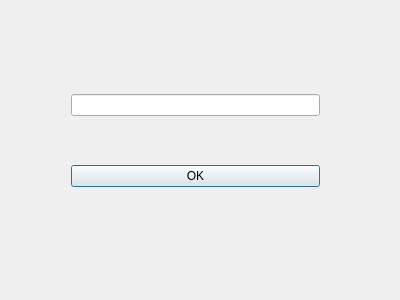
First picture: the form in TP4Gui/ajouterpersonne.ui, repository gabfb/TP4, before the edit.
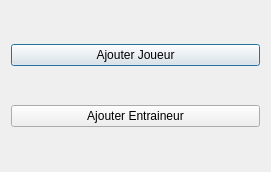
Second picture: the form after the edit.

```diff
--- a/TP4Gui/ajouterpersonne.ui
+++ b/TP4Gui/ajouterpersonne.ui
@@ -6,8 +6,8 @@
    <rect>
     <x>0</x>
     <y>0</y>
-    <width>400</width>
-    <height>300</height>
+    <width>271</width>
+    <height>172</height>
    </rect>
   </property>
   <property name="windowTitle">
@@ -16,20 +16,24 @@
   <widget class="QWidget" name="verticalLayoutWidget">
    <property name="geometry">
     <rect>
-     <x>60</x>
-     <y>40</y>
+     <x>0</x>
+     <y>0</y>
      <width>271</width>
-     <height>201</height>
+     <height>171</height>
     </rect>
    </property>
    <layout class="QVBoxLayout" name="verticalLayout">
     <item>
-     <widget class="QLineEdit" name="typelineedit"/>
+     <widget class="QPushButton" name="pushButtonAjouterJoueur">
+      <property name="text">
+       <string>Ajouter Joueur</string>
+      </property>
+     </widget>
     </item>
     <item>
      <widget class="QPushButton" name="pushButtonOK">
       <property name="text">
-       <string>OK</string>
+       <string>Ajouter Entraineur</string>
       </property>
      </widget>
     </item>
```
Left out of the diff: 2 changed lines with no effect on the pictures.
